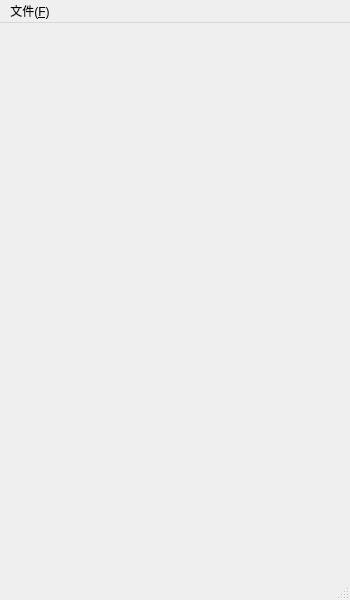
Old version of the form branches/Senutu/Senutu/MainWindow.ui in the repository quakeguobiao/senutu.
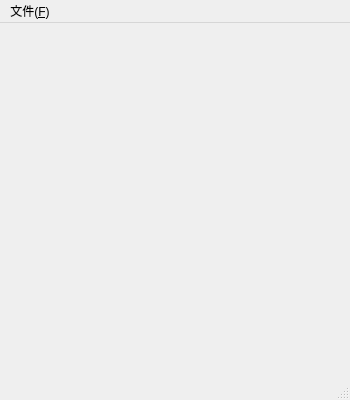
New version of the form.

Diff of the .ui file:
```diff
--- a/branches/Senutu/Senutu/MainWindow.ui
+++ b/branches/Senutu/Senutu/MainWindow.ui
@@ -7,7 +7,7 @@
     <x>0</x>
     <y>0</y>
     <width>350</width>
-    <height>600</height>
+    <height>400</height>
    </rect>
   </property>
   <property name="sizePolicy">
```
